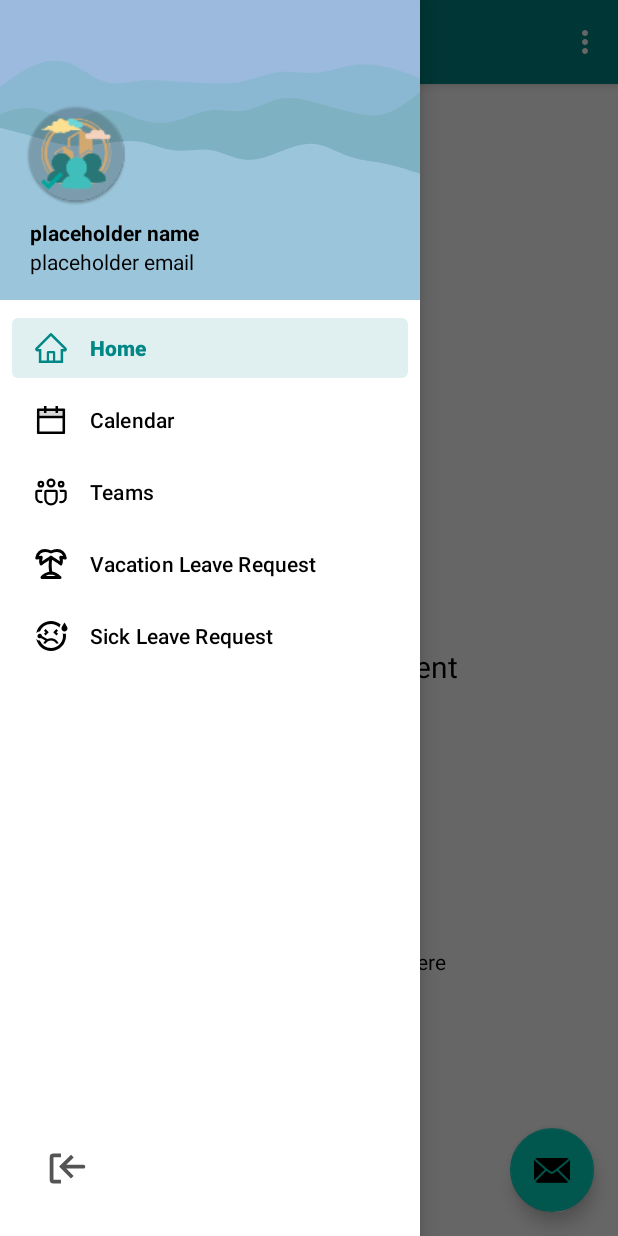
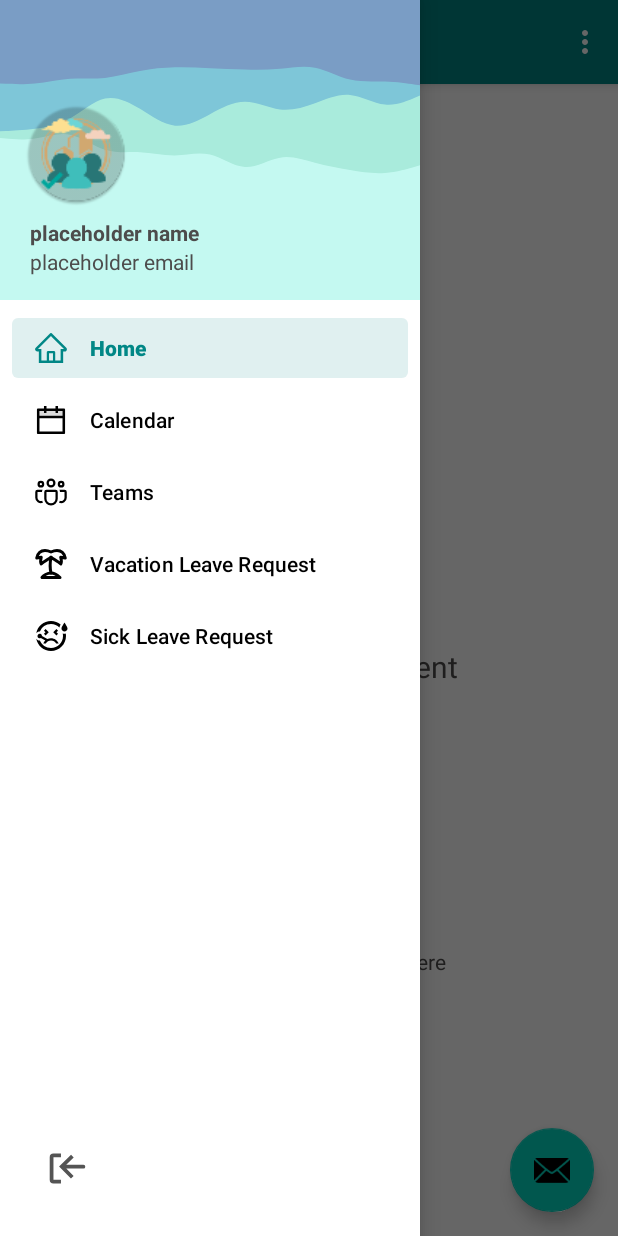
Before and after one commit to emmGuides/HRIS, an Android app: the HomeScreen screen opened directly, with no data from a screen before it, with the side drawer open, on a phone screen of 412 x 824 dp. Run offline under Robolectric (Android 15) with nearby library versions, the phone set to English and light mode, and no system bars; our stand-ins replace Firebase (no records; nobody signed in at launch, a user with empty details on screens opened directly), navigation-ui.

Commit message:
Navbar UI update, font color update

```diff
--- /dev/null
+++ b/app/src/main/res/drawable-night-hdpi/aaa_waves_v12.xml
@@ -0,0 +1,18 @@
+<vector xmlns:android="http://schemas.android.com/apk/res/android"
+    android:width="900dp"
+    android:height="176dp"
+    android:viewportWidth="900"
+    android:viewportHeight="176">
+  <path
+      android:pathData="M0,0h900v176h-900z"
+      android:fillColor="#3d403f"/>
+  <path
+      android:pathData="M0,71L12.5,72C25,73 50,75 75,79.5C100,84 125,91 150,91.8C175,92.7 200,87.3 225,84.3C250,81.3 275,80.7 300,83.7C325,86.7 350,93.3 375,94.7C400,96 425,92 450,92C475,92 500,96 525,98.3C550,100.7 575,101.3 600,97.5C625,93.7 650,85.3 675,85.7C700,86 725,95 750,97.3C775,99.7 800,95.3 825,92.8C850,90.3 875,89.7 887.5,89.3L900,89L900,0L887.5,0C875,0 850,0 825,0C800,0 775,0 750,0C725,0 700,0 675,0C650,0 625,0 600,0C575,0 550,0 525,0C500,0 475,0 450,0C425,0 400,0 375,0C350,0 325,0 300,0C275,0 250,0 225,0C200,0 175,0 150,0C125,0 100,0 75,0C50,0 25,0 12.5,0L0,0Z"
+      android:fillColor="#465052"/>
+  <path
+      android:pathData="M0,59L12.5,58.2C25,57.3 50,55.7 75,56.2C100,56.7 125,59.3 150,60.5C175,61.7 200,61.3 225,62.2C250,63 275,65 300,67.7C325,70.3 350,73.7 375,74.5C400,75.3 425,73.7 450,71.5C475,69.3 500,66.7 525,63.7C550,60.7 575,57.3 600,55.3C625,53.3 650,52.7 675,52.5C700,52.3 725,52.7 750,56.2C775,59.7 800,66.3 825,68.5C850,70.7 875,68.3 887.5,67.2L900,66L900,0L887.5,0C875,0 850,0 825,0C800,0 775,0 750,0C725,0 700,0 675,0C650,0 625,0 600,0C575,0 550,0 525,0C500,0 475,0 450,0C425,0 400,0 375,0C350,0 325,0 300,0C275,0 250,0 225,0C200,0 175,0 150,0C125,0 100,0 75,0C50,0 25,0 12.5,0L0,0Z"
+      android:fillColor="#4a5d68"/>
+  <path
+      android:pathData="M0,48L12.5,46C25,44 50,40 75,38.3C100,36.7 125,37.3 150,38.5C175,39.7 200,41.3 225,42.3C250,43.3 275,43.7 300,44.7C325,45.7 350,47.3 375,45.8C400,44.3 425,39.7 450,39.5C475,39.3 500,43.7 525,44.8C550,46 575,44 600,43.2C625,42.3 650,42.7 675,43.3C700,44 725,45 750,44.3C775,43.7 800,41.3 825,39.7C850,38 875,37 887.5,36.5L900,36L900,0L887.5,0C875,0 850,0 825,0C800,0 775,0 750,0C725,0 700,0 675,0C650,0 625,0 600,0C575,0 550,0 525,0C500,0 475,0 450,0C425,0 400,0 375,0C350,0 325,0 300,0C275,0 250,0 225,0C200,0 175,0 150,0C125,0 100,0 75,0C50,0 25,0 12.5,0L0,0Z"
+      android:fillColor="#566980"/>
+</vector>
--- /dev/null
+++ b/app/src/main/res/drawable-notnight-hdpi/aaa_waves_v12.xml
@@ -0,0 +1,18 @@
+<vector xmlns:android="http://schemas.android.com/apk/res/android"
+    android:width="900dp"
+    android:height="176dp"
+    android:viewportWidth="900"
+    android:viewportHeight="176">
+  <path
+      android:pathData="M0,0h900v176h-900z"
+      android:fillColor="#c4f9f1"/>
+  <path
+      android:pathData="M0,81L12.5,81.3C25,81.7 50,82.3 75,81.3C100,80.3 125,77.7 150,79C175,80.3 200,85.7 225,87.8C250,90 275,89 300,89.3C325,89.7 350,91.3 375,91.2C400,91 425,89 450,90.7C475,92.3 500,97.7 525,98C550,98.3 575,93.7 600,92.5C625,91.3 650,93.7 675,95.5C700,97.3 725,98.7 750,99.8C775,101 800,102 825,101.5C850,101 875,99 887.5,98L900,97L900,0L887.5,0C875,0 850,0 825,0C800,0 775,0 750,0C725,0 700,0 675,0C650,0 625,0 600,0C575,0 550,0 525,0C500,0 475,0 450,0C425,0 400,0 375,0C350,0 325,0 300,0C275,0 250,0 225,0C200,0 175,0 150,0C125,0 100,0 75,0C50,0 25,0 12.5,0L0,0Z"
+      android:fillColor="#a9ebdc"/>
+  <path
+      android:pathData="M0,77L12.5,76.8C25,76.7 50,76.3 75,75.5C100,74.7 125,73.3 150,69.5C175,65.7 200,59.3 225,57.8C250,56.3 275,59.7 300,63.8C325,68 350,73 375,73.7C400,74.3 425,70.7 450,67C475,63.3 500,59.7 525,59.7C550,59.7 575,63.3 600,64.2C625,65 650,63 675,60.5C700,58 725,55 750,55.7C775,56.3 800,60.7 825,61.3C850,62 875,59 887.5,57.5L900,56L900,0L887.5,0C875,0 850,0 825,0C800,0 775,0 750,0C725,0 700,0 675,0C650,0 625,0 600,0C575,0 550,0 525,0C500,0 475,0 450,0C425,0 400,0 375,0C350,0 325,0 300,0C275,0 250,0 225,0C200,0 175,0 150,0C125,0 100,0 75,0C50,0 25,0 12.5,0L0,0Z"
+      android:fillColor="#7ec6d8"/>
+  <path
+      android:pathData="M0,49L12.5,49.2C25,49.3 50,49.7 75,49C100,48.3 125,46.7 150,46.2C175,45.7 200,46.3 225,45.7C250,45 275,43 300,41.7C325,40.3 350,39.7 375,39.5C400,39.3 425,39.7 450,40C475,40.3 500,40.7 525,40.8C550,41 575,41 600,40.3C625,39.7 650,38.3 675,39.7C700,41 725,45 750,46.7C775,48.3 800,47.7 825,47.8C850,48 875,49 887.5,49.5L900,50L900,0L887.5,0C875,0 850,0 825,0C800,0 775,0 750,0C725,0 700,0 675,0C650,0 625,0 600,0C575,0 550,0 525,0C500,0 475,0 450,0C425,0 400,0 375,0C350,0 325,0 300,0C275,0 250,0 225,0C200,0 175,0 150,0C125,0 100,0 75,0C50,0 25,0 12.5,0L0,0Z"
+      android:fillColor="#7a9dc5"/>
+</vector>
--- a/app/src/main/res/layout/nav_header_home_screen.xml
+++ b/app/src/main/res/layout/nav_header_home_screen.xml
@@ -3,7 +3,7 @@
     xmlns:app="http://schemas.android.com/apk/res-auto"
     android:layout_width="match_parent"
     android:layout_height="200dp"
-    android:background="@drawable/aaa_wavesv4"
+    android:background="@drawable/aaa_waves_v12"
     android:gravity="bottom"
     android:orientation="vertical"
     android:paddingLeft="@dimen/activity_horizontal_margin"
--- a/app/src/main/res/values/themes.xml
+++ b/app/src/main/res/values/themes.xml
@@ -11,7 +11,7 @@
         <item name="colorOnSecondary">@color/black</item>
         <!-- Status bar color. -->
         <item name="android:statusBarColor" tools:targetApi="l">@color/teal_700</item>
-        <item name="android:textColor">@color/black</item>
+        <item name="android:textColor">#4d4c4c</item>
     </style>
 
     <style name="Theme.Hris.NoActionBar">
```
Also changed, not shown: app/src/main/res/drawable-night-hdpi/aaa_waves_v10.xml (added, +18 -0 lines), app/src/main/res/drawable-night-hdpi/aaa_waves_v11.xml (added, +18 -0 lines), app/src/main/res/drawable-notnight-hdpi/aaa_waves_v10.xml (added, +18 -0 lines), app/src/main/res/drawable-notnight-hdpi/aaa_waves_v11.xml (added, +18 -0 lines), 3 other files.
